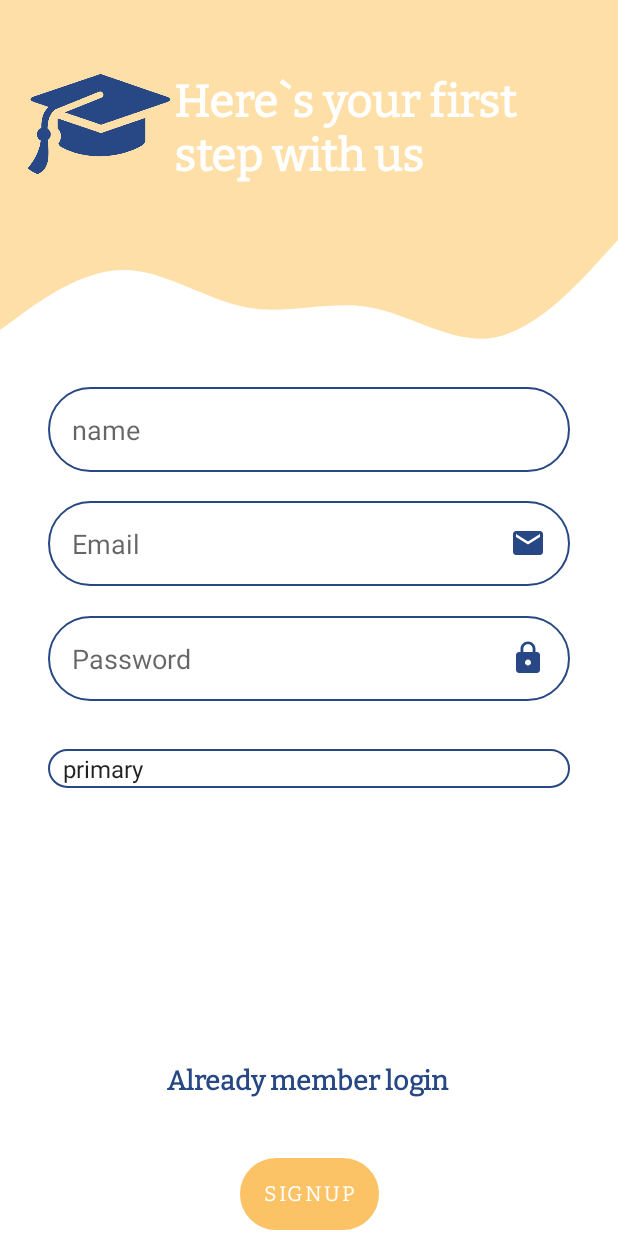
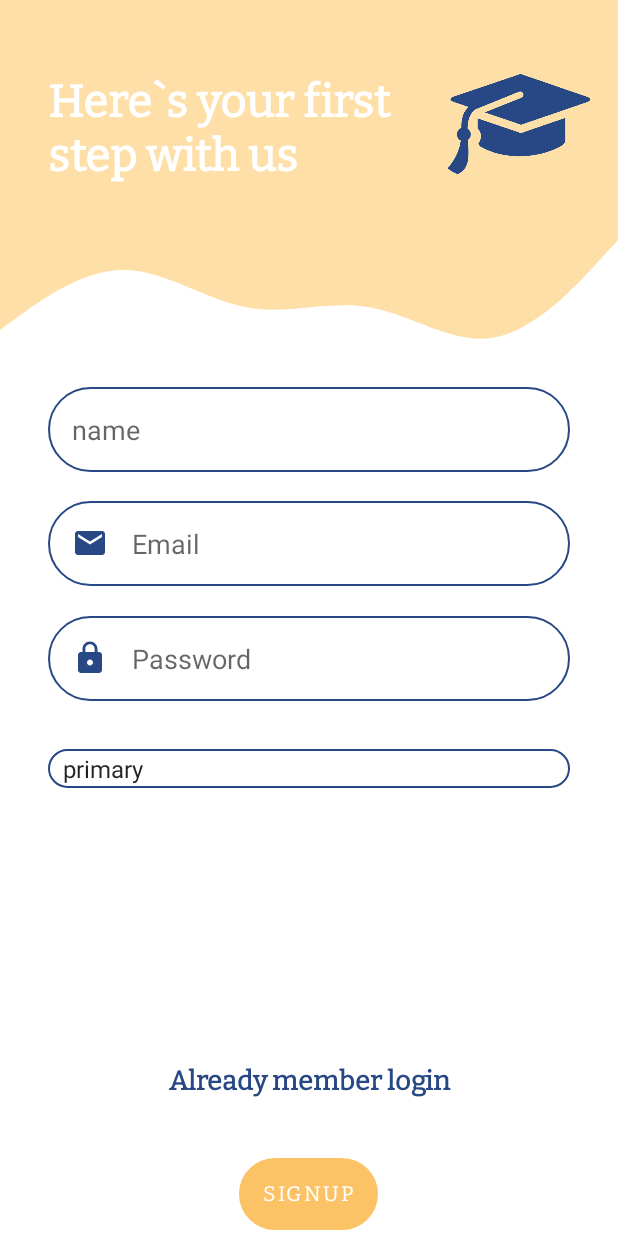
Before and after one commit to Tuwaiq-Jeddah-Kotlin-1/private-teacher, an Android app: the SignupStudent screen opened through its navigation route, on a phone screen of 412 x 824 dp. Run offline under Robolectric (Android 15) with nearby library versions, the light colour scheme and no system bars; our stand-ins replace Firebase (no records; nobody signed in at launch, a user with empty details on screens opened directly), navigation-ui.

Commit message:
really finish

```diff
--- a/app/build.gradle
+++ b/app/build.gradle
@@ -39,6 +39,7 @@ dependencies {
     implementation 'com.google.firebase:firebase-analytics-ktx'
 //Lottie
     implementation "com.airbnb.android:lottie:3.4.0"
+    //
     implementation 'androidx.core:core-ktx:1.7.0'
     implementation 'androidx.appcompat:appcompat:1.4.0'
     implementation 'com.google.android.material:material:1.4.0'
--- a/app/src/main/java/com/example/privateteacher/MainActivity.kt
+++ b/app/src/main/java/com/example/privateteacher/MainActivity.kt
@@ -19,11 +19,11 @@ class MainActivity : AppCompatActivity() {
 
 
         val sharedPreferencesSettings = this.getSharedPreferences("SHARED_PREF", Activity.MODE_PRIVATE)
-        val language = sharedPreferencesSettings.getString("language", "")
+        val language = sharedPreferencesSettings.getString("LOCALE", "")
 
         if (language.toString() == "ar") {
             //Toast.makeText(this, " arabic",Toast.LENGTH_LONG).show()
-            setLocate(this,"er")
+            setLocate(this,"ar")
 
         } else {
             setLocate(this,"en")
@@ -45,16 +45,16 @@ class MainActivity : AppCompatActivity() {
         }
     }
     private fun setLocate(activity: Activity , lang: String) {
-        val locale = Locale("ar")
+        val locale = Locale(lang)
+        Locale.setDefault(locale)
+        val resources = activity.resources
+        val config:Configuration = resources.configuration
 
-        Locale.setDefault(locale)
-
-        val config = Configuration()
-
-        config.locale = locale
+        config.setLocale(locale)
 
         //---------------------------------------------------------------
-        this?.resources?.updateConfiguration(config, this.resources.displayMetrics)
+//        this?.resources?.updateConfiguration(config, this.resources.displayMetrics)
+        resources.updateConfiguration(config, resources.displayMetrics)
 
     }
 }
--- a/app/src/main/java/com/example/privateteacher/ui/SignupTeacher.kt
+++ b/app/src/main/java/com/example/privateteacher/ui/SignupTeacher.kt
@@ -294,6 +294,7 @@ class SignupTeacher : Fragment() {
                 ).putString(LEVEL, level).putInt(START_TIME, starrtTime.toInt()).putInt(
                     END_TIME, endTime.toInt()
                 ).putString(PHONE_NUMBER, phoneNumber).putString(MAJOR, major).apply()
+                isTeacher=true
 
                 findNavController().navigate(R.id.home_fragment)
 
--- a/app/src/main/res/navigation/my_nav.xml
+++ b/app/src/main/res/navigation/my_nav.xml
@@ -3,7 +3,7 @@
     xmlns:app="http://schemas.android.com/apk/res-auto"
     xmlns:tools="http://schemas.android.com/tools"
     android:id="@+id/my_nav"
-    app:startDestination="@id/home_fragment">
+    app:startDestination="@id/login">
 
     <fragment
         android:id="@+id/login"
@@ -18,11 +18,15 @@
             android:id="@+id/action_login_to_signupStudent"
             app:destination="@id/signupStudent" />
         <action
-            android:id="@+id/action_login_to_home_fragment"
-            app:destination="@id/home_fragment" />
+            android:id="@+id/action_login_to_requestFragment"
+            app:destination="@id/requestFragment"
+            app:popUpTo="@id/login"
+            app:popUpToInclusive="true" />
         <action
-            android:id="@+id/action_login_to_requestFragment"
-            app:destination="@id/requestFragment" />
+            android:id="@+id/action_login_to_home_fragment2"
+            app:destination="@id/home_fragment"
+            app:popUpTo="@id/login"
+            app:popUpToInclusive="true" />
     </fragment>
     <fragment
         android:id="@+id/signupTeacher"
--- a/app/src/main/res/values/strings.xml
+++ b/app/src/main/res/values/strings.xml
@@ -38,7 +38,7 @@
     <string name="arabic">arabic</string>
     <string name="Dark_mode">Dark mode</string>
     <string name="Dark">Dark</string>
-    <string name="light">فاتح</string>
+    <string name="light">Light</string>
     <string name="update">update</string>
     <string name="settings">Settings</string>
     <string name="change_language">Change Language</string>
```
Also changed, not shown: app/src/main/java/com/example/privateteacher/UpdateTeacher.kt (+18 -18 lines), app/src/main/java/com/example/privateteacher/ui/Login.kt (+56 -38 lines), app/src/main/java/com/example/privateteacher/ui/SettingFragment.kt (+0 -13 lines), app/src/main/java/com/example/privateteacher/ui/SignupStudent.kt (+3 -6 lines), 1 other file.
